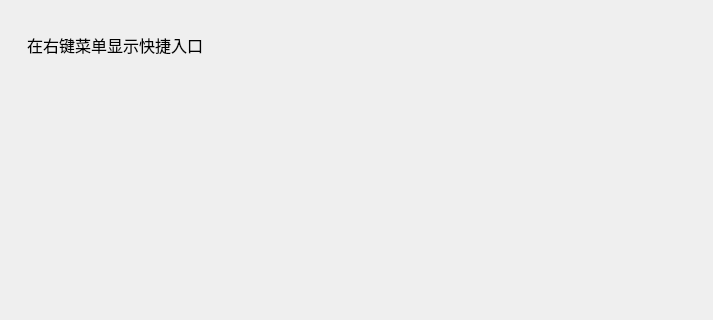
The window that windows/mainwindow_child/settingpage/settingpage.ui (Zao-chen/ZcVersionBox) describes before a commit, drawn with Qt 5; both pictures show x 0 to 713 and y 0 to 320 of the 713 by 463 pixel window.
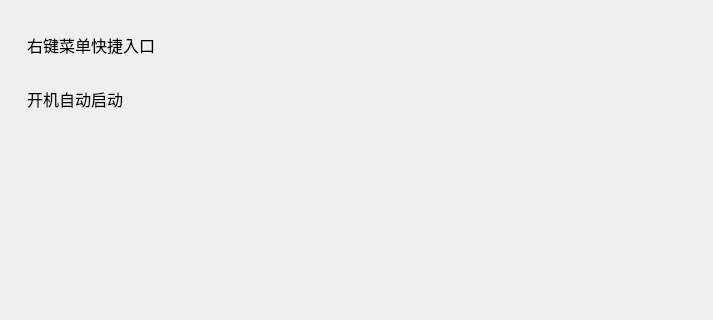
The same window after the commit. Custom widgets are drawn as their Qt base class.

Commit message: feat: 添加开机自动启动功能，优化设置页面的用户交互

```diff
--- a/windows/mainwindow_child/settingpage/settingpage.ui
+++ b/windows/mainwindow_child/settingpage/settingpage.ui
@@ -52,7 +52,7 @@
          </font>
         </property>
         <property name="text">
-         <string>在右键菜单显示快捷入口</string>
+         <string>右键菜单快捷入口</string>
         </property>
        </widget>
       </item>
@@ -62,6 +62,39 @@
      </layout>
     </widget>
    </item>
+   <item>
+    <widget class="ElaScrollPageArea" name="widget_2" native="true">
+     <layout class="QHBoxLayout" name="horizontalLayout_2">
+      <property name="leftMargin">
+       <number>12</number>
+      </property>
+      <property name="topMargin">
+       <number>12</number>
+      </property>
+      <property name="rightMargin">
+       <number>12</number>
+      </property>
+      <property name="bottomMargin">
+       <number>12</number>
+      </property>
+      <item>
+       <widget class="ElaText" name="label_2">
+        <property name="font">
+         <font>
+          <pointsize>12</pointsize>
+         </font>
+        </property>
+        <property name="text">
+         <string>开机自动启动</string>
+        </property>
+       </widget>
+      </item>
+      <item>
+       <widget class="ElaToggleSwitch" name="ToggleSwitch_AutoStart" native="true"/>
+      </item>
+     </layout>
+    </widget>
+   </item>
    <item>
     <spacer name="verticalSpacer">
      <property name="orientation">
```
Left out of the diff: 2 changed lines with no effect on the pictures. The commit also changes 3 other files.
